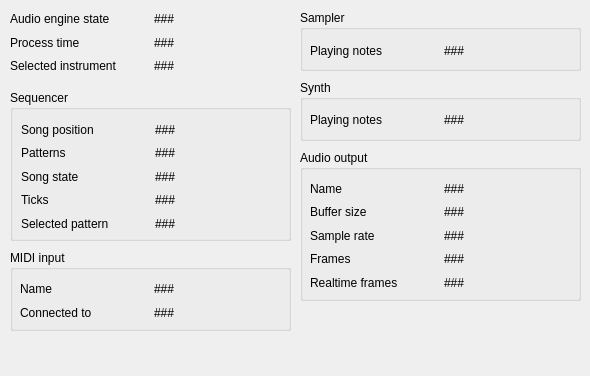
The window that gui/src/UI/AudioEngineInfoForm_UI.ui (lxlxlo/composite-devel) describes before a commit, drawn with Qt 5.
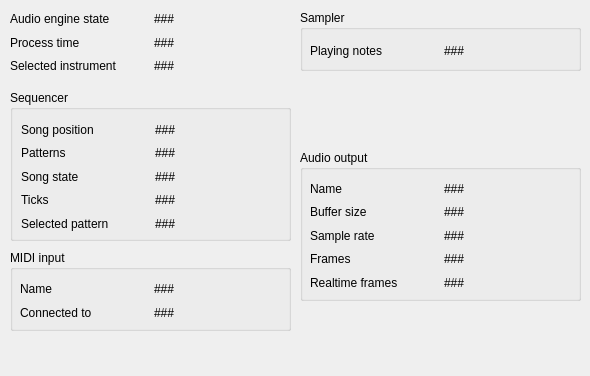
The same window after the commit.

Commit message:
Remove old unused stuff (Synth, Sequencer, WASP, .pro files)
* Remove unused Synth.
* Remove aborted attempt at class Sequencer.
* Remove WASP LADSPA plugin (3rd party sources)
* Remove old qmake project files (.pro)

Diff of the .ui file:
```diff
--- a/gui/src/UI/AudioEngineInfoForm_UI.ui
+++ b/gui/src/UI/AudioEngineInfoForm_UI.ui
@@ -12,63 +12,6 @@
   <property name="windowTitle" >
    <string>Form1</string>
   </property>
-  <widget class="QGroupBox" name="groupBox_2" >
-   <property name="geometry" >
-    <rect>
-     <x>300</x>
-     <y>80</y>
-     <width>281</width>
-     <height>61</height>
-    </rect>
-   </property>
-   <property name="title" >
-    <string>Synth</string>
-   </property>
-   <widget class="QWidget" name="layoutWidget_1" >
-    <property name="geometry" >
-     <rect>
-      <x>10</x>
-      <y>30</y>
-      <width>261</width>
-      <height>19</height>
-     </rect>
-    </property>
-    <layout class="QGridLayout" >
-     <property name="leftMargin" >
-      <number>0</number>
-     </property>
-     <property name="topMargin" >
-      <number>0</number>
-     </property>
-     <property name="rightMargin" >
-      <number>0</number>
-     </property>
-     <property name="bottomMargin" >
-      <number>0</number>
-     </property>
-     <property name="horizontalSpacing" >
-      <number>6</number>
-     </property>
-     <property name="verticalSpacing" >
-      <number>6</number>
-     </property>
-     <item row="0" column="1" >
-      <widget class="QLabel" name="synth_playingNotesLbl" >
-       <property name="text" >
-        <string>###</string>
-       </property>
-      </widget>
-     </item>
-     <item row="0" column="0" >
-      <widget class="QLabel" name="TextLabel5_3" >
-       <property name="text" >
-        <string>Playing notes</string>
-       </property>
-      </widget>
-     </item>
-    </layout>
-   </widget>
-  </widget>
   <widget class="QGroupBox" name="groupBox_6" >
    <property name="geometry" >
     <rect>
```
Left out of the diff: 81 changed lines with no effect on the pictures. The commit also changes 32 other files.
